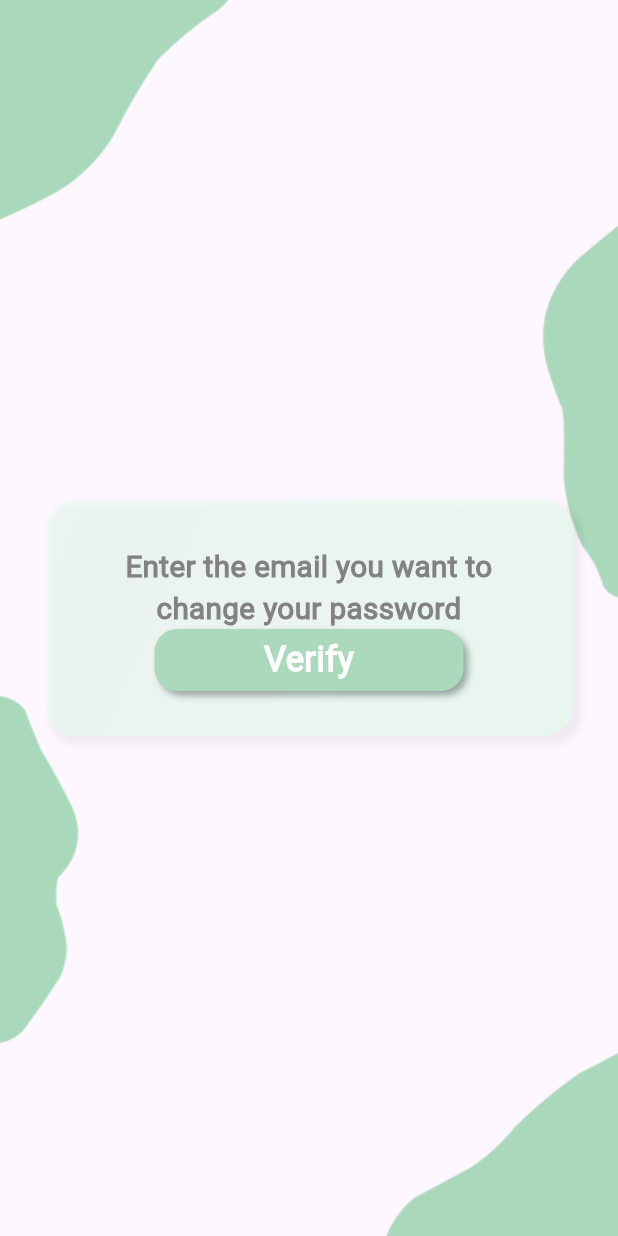
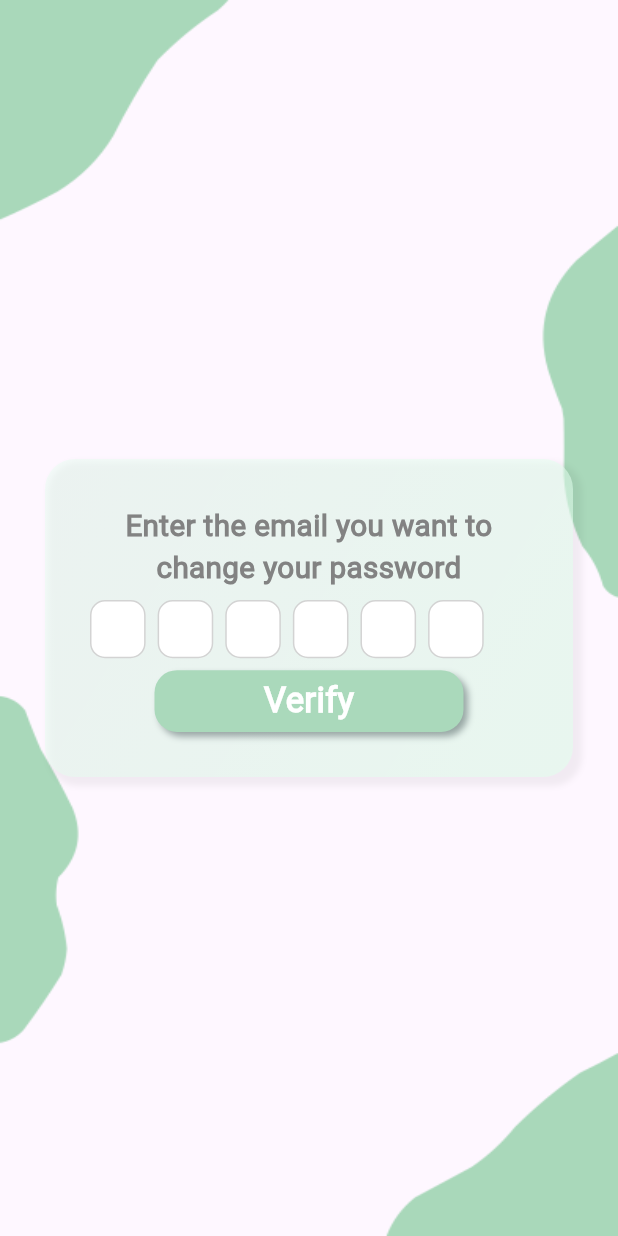
Before and after one commit to izzetJmy/locale_chat, a Flutter app: the SentCodePage screen opened directly, on a phone screen of 412 x 824 dp. Run offline on Flutter 3.47's test engine with Material 3 defaults, Android fonts, the phone set to English and light mode, and no system bars; drawn by our look-alikes of pinput; our stand-ins replace firebase_core; accounts and stored records are empty.

Commit message:
otp text field
otp text field ui kısmı yapıldı

```diff
--- /dev/null
+++ b/lib/comopnents/pin_put.dart
@@ -0,0 +1,99 @@
+import 'package:flutter/material.dart';
+import 'package:pinput/pinput.dart';
+
+class PinPut extends StatefulWidget {
+  const PinPut({super.key});
+
+  @override
+  State<PinPut> createState() => _PinPutState();
+}
+
+class _PinPutState extends State<PinPut> {
+  final pinController = TextEditingController();
+  final focusNode = FocusNode();
+  final formKey = GlobalKey<FormState>();
+
+  @override
+  void dispose() {
+    pinController.dispose();
+    focusNode.dispose();
+    super.dispose();
+  }
+
+  @override
+  Widget build(BuildContext context) {
+    Size size = MediaQuery.of(context).size;
+    final defaultPinTheme = PinTheme(
+      height: size.height * 0.047,
+      width: size.width * 0.09,
+      textStyle: const TextStyle(
+        fontSize: 22,
+        color: Color.fromRGBO(0, 0, 0, 1),
+      ),
+      decoration: BoxDecoration(
+        borderRadius: BorderRadius.circular(10),
+        border: Border.all(color: Color(0xffD3D3D3)),
+      ),
+    );
+    return Padding(
+      padding: const EdgeInsets.symmetric(vertical: 8.0),
+      child: Form(
+        key: formKey,
+        child: Row(
+          children: [
+            Directionality(
+              textDirection: TextDirection.ltr,
+              child: Pinput(
+                length: 6,
+                controller: pinController,
+                focusNode: focusNode,
+                androidSmsAutofillMethod:
+                    AndroidSmsAutofillMethod.smsUserConsentApi,
+                listenForMultipleSmsOnAndroid: true,
+                defaultPinTheme: defaultPinTheme.copyWith(
+                    decoration: defaultPinTheme.decoration!
+                        .copyWith(color: Colors.white)),
+                separatorBuilder: (index) => const SizedBox(width: 8),
+                validator: (value) {},
+                hapticFeedbackType: HapticFeedbackType.lightImpact,
+                onCompleted: (pin) {},
+                onChanged: (value) {},
+                cursor: Column(
+                  mainAxisAlignment: MainAxisAlignment.end,
+                  children: [
+                    Container(
+                      margin: const EdgeInsets.only(bottom: 9),
+                      width: 22,
+                      height: 1,
+                      color: Color(0xffD3D3D3),
+                    ),
+                  ],
+                ),
+                focusedPinTheme: defaultPinTheme.copyWith(
+                  decoration: defaultPinTheme.decoration!.copyWith(
+                      borderRadius: BorderRadius.circular(10),
+                      border: Border.all(
+                        color: Color(0xffD3D3D3),
+                      ),
+                      color: Colors.white),
+                ),
+                submittedPinTheme: defaultPinTheme.copyWith(
+                  decoration: defaultPinTheme.decoration!.copyWith(
+                    color: Colors.white,
+                    borderRadius: BorderRadius.circular(10),
+                    border: Border.all(
+                      color: Color(0xffD3D3D3),
+                    ),
+                  ),
+                ),
+                errorPinTheme: defaultPinTheme.copyBorderWith(
+                  border: Border.all(color: Colors.redAccent),
+                ),
+              ),
+            ),
+          ],
+        ),
+      ),
+    );
+  }
+}
--- a/lib/pages/auth_pages/sent_code_page.dart
+++ b/lib/pages/auth_pages/sent_code_page.dart
@@ -1,10 +1,13 @@
 import 'package:flutter/material.dart';
 import 'package:locale_chat/comopnents/login_card.dart';
 import 'package:locale_chat/comopnents/my_button.dart';
+import 'package:locale_chat/comopnents/pin_put.dart';
 import 'package:locale_chat/pages/auth_pages/reset_password.dart';
 
 class SentCodePage extends StatelessWidget {
-  const SentCodePage({super.key});
+  SentCodePage({super.key});
+  final List<TextEditingController> controllerList =
+      List.generate(6, (index) => TextEditingController());
 
   @override
   Widget build(BuildContext context) {
@@ -36,6 +39,7 @@ class SentCodePage extends StatelessWidget {
                           color: const Color(0xff828282),
                           fontSize: size.height * 0.024),
                     ),
+                    PinPut(),
                     MyButton(
                       width: size.width * 0.5,
                       height: size.height * 0.05,
--- a/pubspec.yaml
+++ b/pubspec.yaml
@@ -47,6 +47,7 @@ dev_dependencies:
   # package. See that file for information about deactivating specific lint
   # rules and activating additional ones.
   flutter_lints: ^2.0.0
+  pinput: ^4.0.0
 
 
 # For information on the generic Dart part of this file, see the
```
Also changed, not shown: pubspec.lock, 5 other files.
